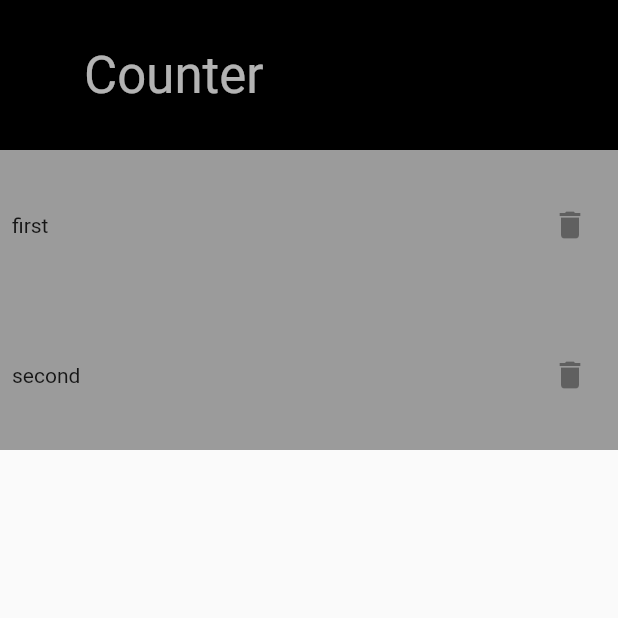
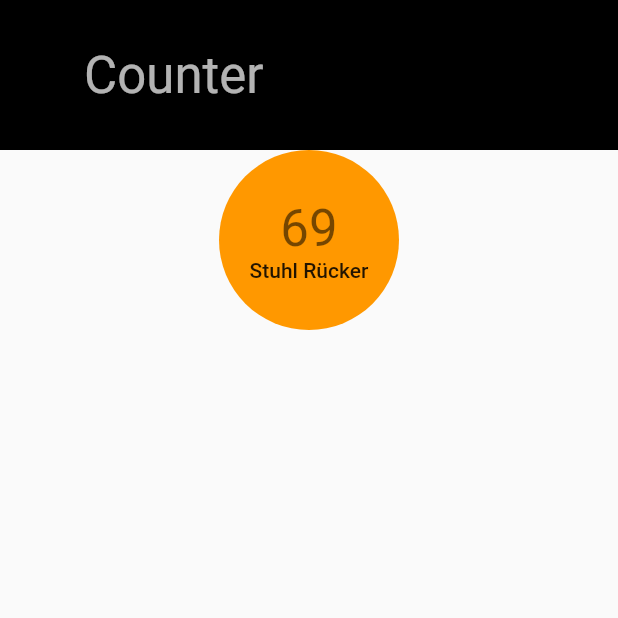
Before and after one commit to Gollum225/count_logger, a Flutter app: the screen it shows after launch, on a phone screen of 412 x 824 dp, the top half of it. Run offline on Flutter 3.47's test engine with Material 2 defaults, Android fonts, the phone set to English and light mode, and no system bars; our stand-ins replace hive, hive_flutter; accounts and stored records are empty.

Commit message:
CounterCirle hinzugefügt

```diff
--- /dev/null
+++ b/lib/ui/counterCircle.dart
@@ -0,0 +1,35 @@
+import 'package:flutter/material.dart';
+
+class CounterCircle extends StatelessWidget {
+  const CounterCircle({required this.title, super.key});
+
+  final Widget title;
+
+  @override
+  Widget build(BuildContext context) {
+    Widget bigCircle = Container(
+      width: 120.0,
+      height: 120.0,
+      decoration: const BoxDecoration(
+        color: Colors.orange,
+        shape: BoxShape.circle,
+      ),
+      child: Column(
+        mainAxisAlignment: MainAxisAlignment.center,
+        crossAxisAlignment: CrossAxisAlignment.center,
+        children: <Widget>[
+          Text(
+            '69',
+            style: Theme.of(context).textTheme.headline4,
+          ),
+          Text(
+            'Stuhl Rücker',
+            style: Theme.of(context).textTheme.bodyLarge
+          ),
+        ],
+      ),
+    );
+
+    return Material(child: bigCircle);
+  }
+}
--- a/lib/ui/eventList.dart
+++ b/lib/ui/eventList.dart
@@ -1,3 +1,4 @@
+import 'package:count_logger/ui/counterCircle.dart';
 import 'package:count_logger/ui/eventBanner.dart';
 import 'package:flutter/material.dart';
 
@@ -5,6 +6,7 @@ class EventList extends StatelessWidget {
 
     static const EventBanner event1 = EventBanner(title: Text('first'));
     static const EventBanner event2 = EventBanner(title: Text('second'));
+    static const CounterCircle counter = CounterCircle(title: Text('second'));
 
   const EventList({Key? key}) : super(key: key);
 
@@ -49,7 +51,7 @@ class EventList extends StatelessWidget {
 
         return ListView(
           shrinkWrap: true,
-            children: const [event1, event2],
+            children: const [counter],
         );
 
     }
```
